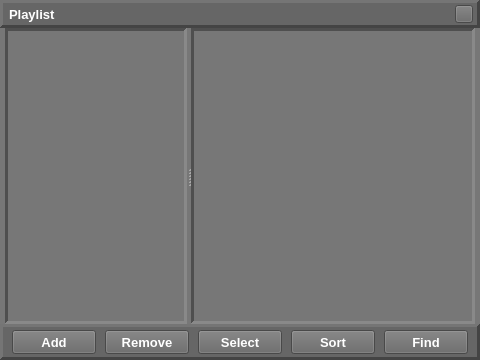
Qt form source/ui/playlistwindow/tp_playlistwindow.ui (ZXfkSIE/ThousandPlayer) before a commit.
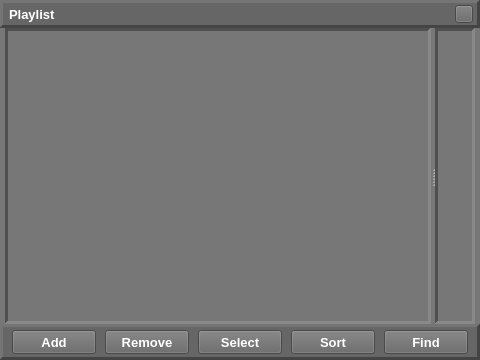
The same form after that commit. Custom widgets are drawn as their Qt base class.

Patch:
```diff
--- a/source/ui/playlistwindow/tp_playlistwindow.ui
+++ b/source/ui/playlistwindow/tp_playlistwindow.ui
@@ -214,7 +214,7 @@
           <enum>QAbstractItemView::InternalMove</enum>
          </property>
         </widget>
-        <widget class="QFrame" name="frame_FileList">
+        <widget class="QStackedWidget" name="stackedWidget_FileList">
          <property name="sizePolicy">
           <sizepolicy hsizetype="Expanding" vsizetype="Expanding">
            <horstretch>4</horstretch>
```
